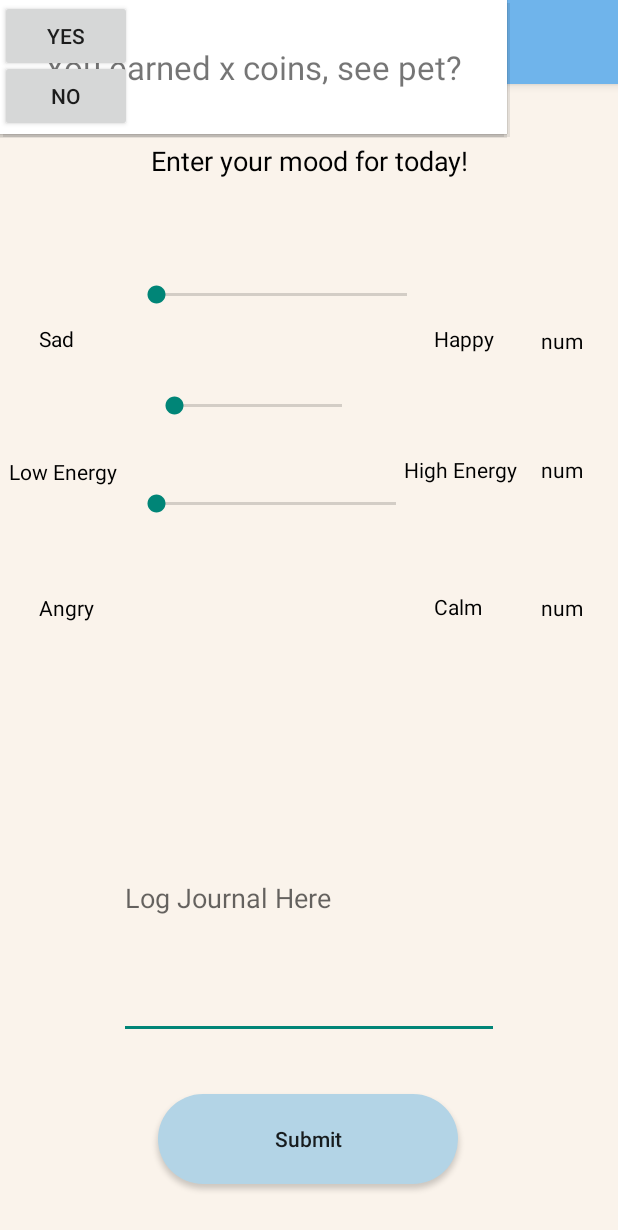
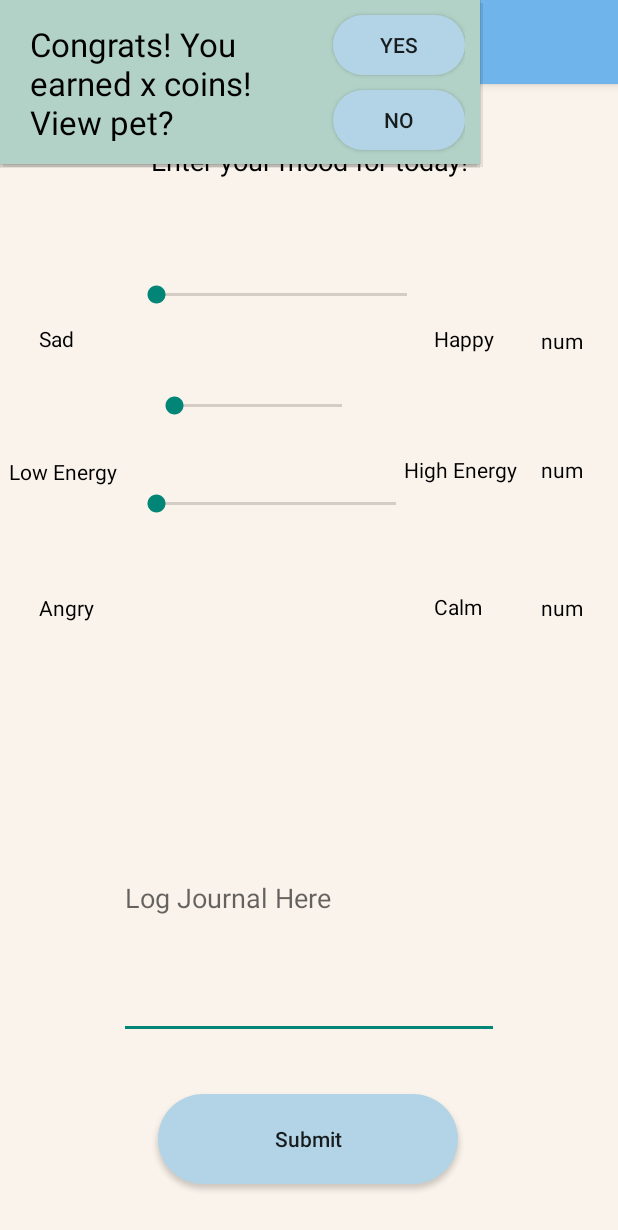
Before and after one commit to baigsifra/MoodMeter, an Android app: the Record screen opened directly, with no data from a screen before it, after a tap on "Submit", on a phone screen of 412 x 824 dp. Shown: the top 1230 px of the screen. Run offline under Robolectric (Android 15) with nearby library versions, the light colour scheme and no system bars; Roboto replaces fonts that are not available here.

Commit message:
did relative layout for popup

```diff
--- a/app/src/main/res/layout/pop_up.xml
+++ b/app/src/main/res/layout/pop_up.xml
@@ -1,34 +1,43 @@
 <?xml version="1.0" encoding="utf-8"?>
-<!-- AASHIKA PLEASE FIX THIS!!!!!!!!!!!!!!!!!!!!!!!!! -->
-<RelativeLayout
-    xmlns:android="http://schemas.android.com/apk/res/android"
+<RelativeLayout xmlns:android="http://schemas.android.com/apk/res/android"
     android:layout_width="wrap_content"
     android:layout_height="wrap_content"
-    android:background="@color/white">
+    android:background="@color/lightgreen"
+    android:paddingLeft="20dp"
+    android:paddingRight="10dp">
 
     <TextView
-        android:layout_width="wrap_content"
-        android:layout_height="wrap_content"
+        android:id="@+id/popUpTV"
+        android:layout_width="280dp"
+
+        android:layout_height="79dp"
         android:layout_centerInParent="true"
-        android:layout_marginStart="30dp"
+        android:layout_marginLeft="10dp"
         android:layout_marginTop="30dp"
-        android:layout_marginEnd="30dp"
-        android:layout_marginBottom="30dp"
-        android:text= "You earned x coins, see pet?"
+        android:paddingLeft="0dp"
+        android:paddingRight="80dp"
+        android:text="Congrats! You earned x coins! View pet?"
+        android:textColor="#000000"
         android:textSize="22sp" />
 
     <Button
         android:id="@+id/noPetBtn"
         android:layout_width="wrap_content"
-        android:layout_height="wrap_content"
-        android:layout_marginTop="40dp"
+        android:layout_height="40dp"
+        android:layout_alignRight="@id/popUpTV"
+        android:layout_marginTop="60dp"
+        android:background="@drawable/button_style"
         android:onClick="toData"
         android:text="No" />
 
     <Button
         android:id="@+id/yesPetBtn"
         android:layout_width="wrap_content"
-        android:layout_height="wrap_content"
+        android:layout_height="40dp"
+        android:layout_alignRight="@id/popUpTV"
+        android:layout_marginLeft="-9dp"
+        android:layout_marginTop="10dp"
+        android:background="@drawable/button_style"
         android:onClick="toPet"
         android:text="Yes" />
 
```
